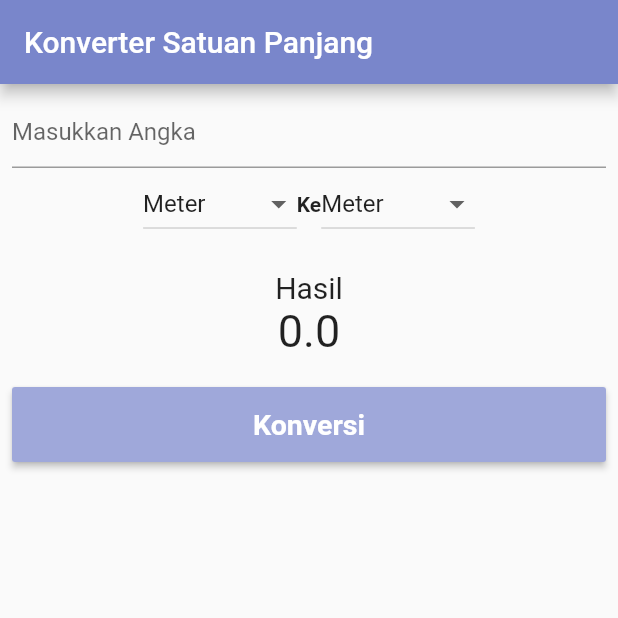
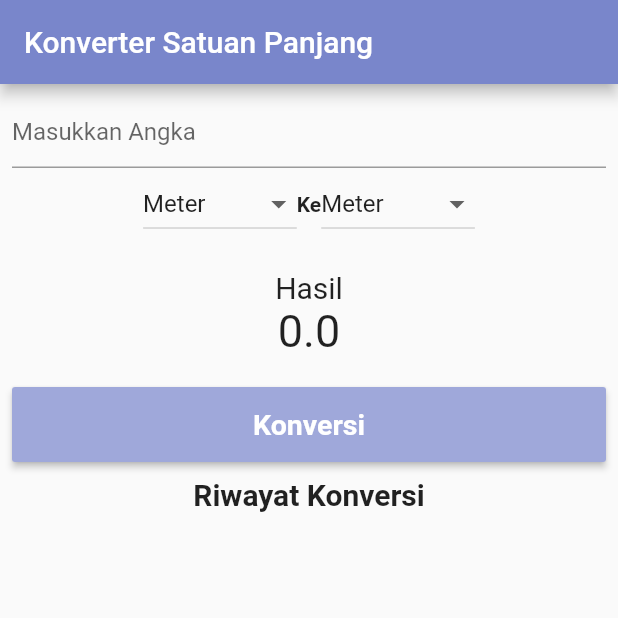
Before and after one commit to tsaniarisqi/kuis_mobile_flutter_konversi_satuan_panjang, a Flutter app: the screen it shows after launch, after a tap on "Konversi", on a phone screen of 412 x 824 dp, the top half of it. Run offline on Flutter 3.47's test engine with Material 2 defaults, Android fonts, the phone set to English and light mode, and no system bars.

Commit message:
Menambahkan ListView Widget untuk menampilkan riwayat konversi

```diff
--- a/lib/main.dart
+++ b/lib/main.dart
@@ -24,6 +24,8 @@ class _MyAppState extends State<MyApp> {
   String _newValueInput = "Meter";
   String _newValueResult = "Meter";
   double _result = 0;
+  // ignore: deprecated_member_use
+  List<String> listViewItem = List<String>();
 
   // list
   var listItem = {"Centimeter", "Kilometer", "Meter", "Milimeter"};
@@ -87,6 +89,8 @@ class _MyAppState extends State<MyApp> {
           _result = _inputUser;
         }
       }
+      // untuk menampilkan hasil riwayat
+      listViewItem.add("$_inputUser $_newValueInput = $_result $_newValueResult");
     });
   }
 
@@ -185,6 +189,25 @@ class _MyAppState extends State<MyApp> {
                     style: TextStyle(fontSize: 19, fontWeight: FontWeight.bold),
                   ),
                 ),
+              ),
+              Container(
+                margin: EdgeInsets.only(top: 10, bottom: 10),
+                child: Text(
+                  "Riwayat Konversi",
+                  style: TextStyle(fontSize: 20, fontWeight: FontWeight.bold),
+                ),
+              ),
+              Expanded(
+                child: ListView( // listView widget untuk menampilan data dalam bentuk list
+                  children: listViewItem.map((String value) { // menampilkan hail listViewItem menggunakan map
+                    return Container(
+                        margin: EdgeInsets.all(10),
+                        child: Text(
+                          value,
+                          style: TextStyle(fontSize: 15),
+                        ));
+                  }).toList(),
+                ),
               )
             ],
           ),
```
